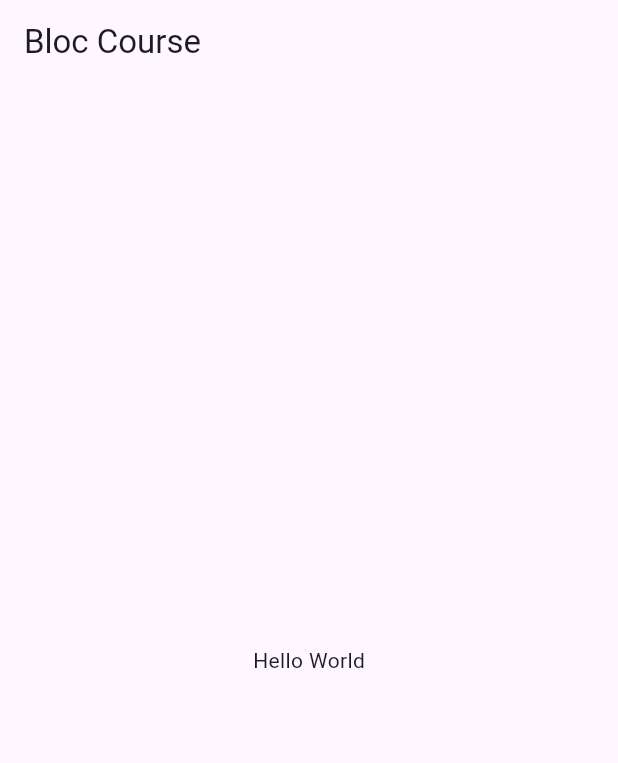
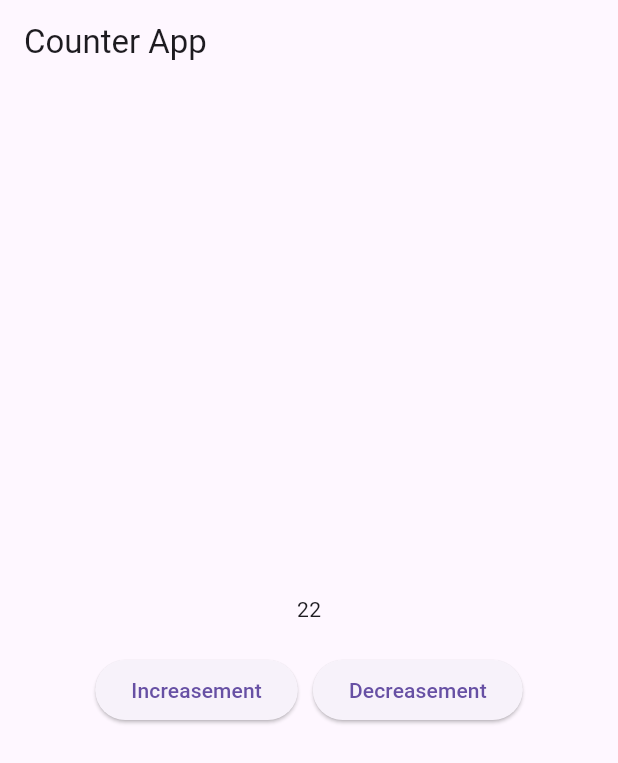
Before and after one commit to imwaseemashraf/bloc_course, a Flutter app: the screen it shows after launch, on a phone screen of 412 x 824 dp. Shown: the top 763 px of the screen. Run offline on Flutter 3.47's test engine with Material 3 defaults, Android fonts, the phone set to English and light mode, and no system bars; our stand-ins replace bloc, equatable, flutter_bloc.

Commit message:
counter bloc

```diff
--- /dev/null
+++ b/lib/bloc/counterbloc/counter_bloc.dart
@@ -0,0 +1,18 @@
+import 'package:bloc/bloc.dart';
+import 'package:bloc_course/bloc/counterbloc/counter_event.dart';
+import 'package:bloc_course/bloc/counterbloc/counter_state.dart';
+
+class CounterBloc extends Bloc<CounterEvent, CounterState> {
+  CounterBloc() : super(const CounterState()) {
+    on<IncrementCounter>(_increment);
+    on<DecrementCounter>(_decrement);
+  }
+
+  void _increment(IncrementCounter event, Emitter<CounterState> emit) {
+    emit(state.copyWith(counter: state.counter + 10));
+  }
+
+  void _decrement(DecrementCounter event, Emitter<CounterState> emit) {
+    emit(state.copyWith(counter: state.counter - 2));
+  }
+}
--- /dev/null
+++ b/lib/bloc/counterbloc/counter_event.dart
@@ -0,0 +1,12 @@
+import 'package:equatable/equatable.dart';
+
+abstract class CounterEvent extends Equatable {
+  const CounterEvent();
+
+  @override
+  List<Object?> get props => [];
+}
+
+class IncrementCounter extends CounterEvent {}
+
+class DecrementCounter extends CounterEvent {}
--- /dev/null
+++ b/lib/bloc/counterbloc/counter_state.dart
@@ -0,0 +1,14 @@
+import 'package:equatable/equatable.dart';
+
+class CounterState extends Equatable {
+  final int counter;
+
+  const CounterState({this.counter = 22});
+
+  CounterState copyWith({int? counter}) {
+    return CounterState(counter: counter ?? this.counter);
+  }
+
+  @override
+  List<Object?> get props => [counter];
+}
--- a/lib/main.dart
+++ b/lib/main.dart
@@ -1,18 +1,27 @@
+import 'package:bloc_course/bloc/counterbloc/counter_bloc.dart';
+import 'package:bloc_course/view/counter_screen/counter_screen.dart';
 import 'package:flutter/material.dart';
+import 'package:equatable/equatable.dart';
+import 'package:flutter_bloc/flutter_bloc.dart';
 
 void main() => runApp(MyApp());
 
-class MyApp extends StatelessWidget {
+class MyApp extends StatefulWidget {
   const MyApp({super.key});
 
   @override
+  State<MyApp> createState() => _MyAppState();
+}
+
+class _MyAppState extends State<MyApp> {
+  Person? person;
+  Person? person1;
+
+  @override
   Widget build(BuildContext context) {
-    return MaterialApp(
-      title: 'Material App',
-      home: Scaffold(
-        appBar: AppBar(title: Text('Bloc Course')),
-        body: Center(child: Text('Hello World')),
-      ),
+    return BlocProvider(
+      create: (context) => CounterBloc(),
+      child: MaterialApp(title: 'Material App', home: CounterScreen()),
     );
   }
 }
@@ -20,26 +29,37 @@ class MyApp extends StatelessWidget {
 // The `Person` class you've written is a Dart class with a custom `==` operator and `hashCode` implementation.
 //   * These are **immutable fields** (because of `final`), which means once a `Person` object is created, its `name` and `age` cannot be changed.
 
-class Person {
+// class Person {
+//   final String name;
+//   final int age;
+//
+//   //   * You're using a `const` constructor, which allows you to create **compile-time constant objects**, as long as the arguments are also constants.
+//   //   * `required` keyword makes sure the caller must pass values for `name` and `age`.
+//   const Person({required this.name, required this.age});
+//
+//   // This overrides the default behavior of the `==` operator, which normally checks if two references point to the same object in memory.
+//   // * Checks if both variables point to the exact same object in memory (i.e., same reference).
+//   // * If they do, return `true`.
+//   @override
+//   bool operator ==(Object other) {
+//     return identical(this, other) ||
+//         other is Person &&
+//             runtimeType == other.runtimeType &&
+//             name == other.name &&
+//             age == other.age;
+//   }
+//
+//   @override
+//   int get hashCode => name.hashCode ^ age.hashCode;
+// }
+
+/// after equatable
+class Person extends Equatable {
   final String name;
   final int age;
 
-  //   * You're using a `const` constructor, which allows you to create **compile-time constant objects**, as long as the arguments are also constants.
-  //   * `required` keyword makes sure the caller must pass values for `name` and `age`.
   const Person({required this.name, required this.age});
 
-  // This overrides the default behavior of the `==` operator, which normally checks if two references point to the same object in memory.
-  // * Checks if both variables point to the exact same object in memory (i.e., same reference).
-  // * If they do, return `true`.
   @override
-  bool operator ==(Object other) {
-    return identical(this, other) ||
-        other is Person &&
-            runtimeType == other.runtimeType &&
-            name == other.name &&
-            age == other.age;
-  }
-
-  @override
-  int get hashCode => name.hashCode ^ age.hashCode;
+  List<Object?> get props => [name, age];
 }
--- /dev/null
+++ b/lib/view/counter_screen/counter_screen.dart
@@ -0,0 +1,46 @@
+import 'package:bloc_course/bloc/counterbloc/counter_bloc.dart';
+import 'package:bloc_course/bloc/counterbloc/counter_event.dart';
+import 'package:bloc_course/bloc/counterbloc/counter_state.dart';
+import 'package:flutter/material.dart';
+import 'package:flutter_bloc/flutter_bloc.dart';
+
+class CounterScreen extends StatelessWidget {
+  const CounterScreen({super.key});
+
+  @override
+  Widget build(BuildContext context) {
+    return Scaffold(
+      appBar: AppBar(title: Text("Counter App")),
+      body: Column(
+        spacing: 20,
+        mainAxisAlignment: MainAxisAlignment.center,
+        crossAxisAlignment: CrossAxisAlignment.center,
+        children: [
+          BlocBuilder<CounterBloc, CounterState>(
+            builder: (context, state) {
+              return Center(child: Text(state.counter.toString()));
+            },
+          ),
+          Row(
+            mainAxisAlignment: MainAxisAlignment.center,
+            spacing: 10,
+            children: [
+              ElevatedButton(
+                onPressed: () {
+                  context.read<CounterBloc>().add(IncrementCounter());
+                },
+                child: Text("Increasement"),
+              ),
+              ElevatedButton(
+                onPressed: () {
+                  context.read<CounterBloc>().add(DecrementCounter());
+                },
+                child: Text("Decreasement"),
+              ),
+            ],
+          ),
+        ],
+      ),
+    );
+  }
+}
--- a/pubspec.yaml
+++ b/pubspec.yaml
@@ -34,6 +34,9 @@ dependencies:
   # The following adds the Cupertino Icons font to your application.
   # Use with the CupertinoIcons class for iOS style icons.
   cupertino_icons: ^1.0.8
+  equatable: ^2.0.7
+  bloc: ^9.0.0
+  flutter_bloc: ^9.1.1
 
 dev_dependencies:
   flutter_test:
```
Also changed, not shown: pubspec.lock.
